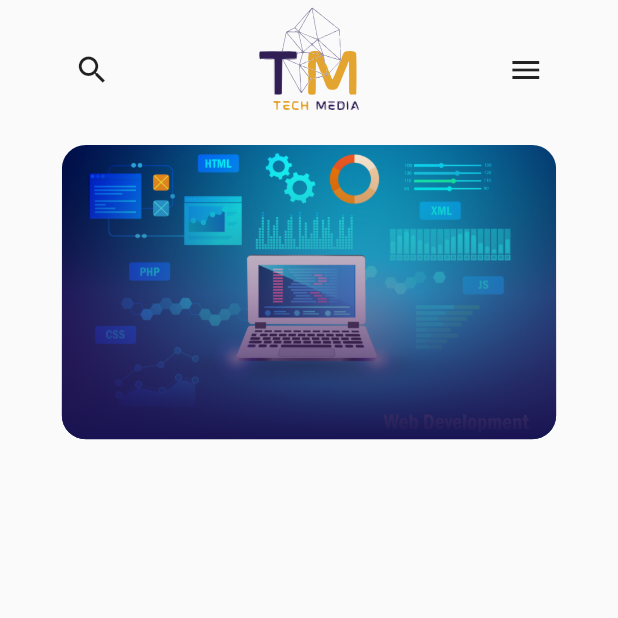
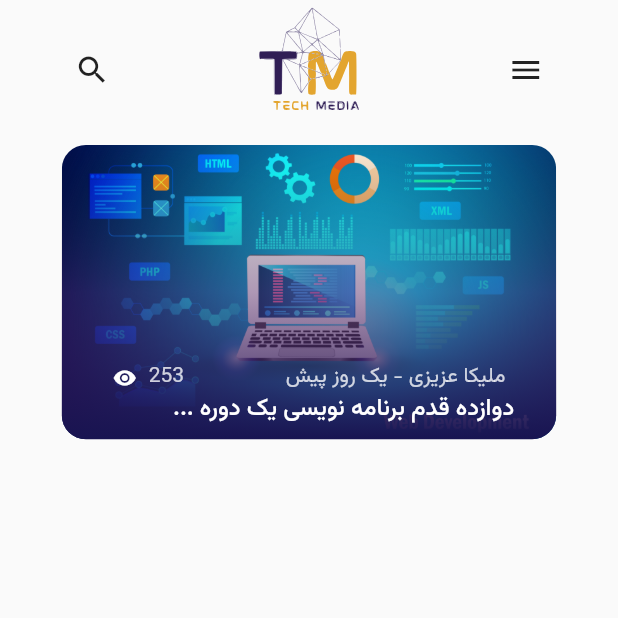
Before and after one commit to mehrdadmoradi001/Tech-Media, a Flutter app: the screen it shows after launch, on a phone screen of 412 x 824 dp, the top half of it. Run offline on Flutter 3.47's test engine with Material 2 defaults, Android fonts, the light colour scheme and no system bars; our stand-ins replace flutter_spinkit, flutter_svg.

Commit message:
1- Created home page poster

```diff
--- a/lib/component/my_strings.dart
+++ b/lib/component/my_strings.dart
@@ -13,6 +13,10 @@ class MyStrings {
   static const String insertYourEmail = "لطفا ایمیلت رو وارد کن";
   static const String activateCode = "کد فعال سازی رو وارد کن ";
   static const String chooseCats = "دسته بندی هایی که دوست داری رو انتخاب کن";
+  static const String posterTitle = 'ملیکا عزیزی';
+  static const String posterTitleSuffix = 'یک روز پیش';
+  static const String posterTitlePrefix = '253';
+  static const String posterSubTitle = 'دوازده قدم برنامه نویسی یک دوره ...';
   static const String welcome = """به تک‌بلاگ خوش اومدی
 
 برای ارسال مطلب و پادکست باید حتما
--- a/lib/main.dart
+++ b/lib/main.dart
@@ -31,6 +31,24 @@ class MyApp extends StatelessWidget {
       supportedLocales: [
         Locale('fa'), // farsi
       ],
+      theme: ThemeData(
+        fontFamily: 'vazir',
+        brightness: Brightness.light,
+        textTheme: TextTheme(
+          labelLarge: TextStyle(
+            fontFamily: 'vazir',
+              fontWeight: FontWeight.w500,
+            fontSize: 16,
+            color: SolidColors.posterTitle
+          ),
+          labelMedium: TextStyle(
+              fontFamily: 'vazir',
+              fontSize: 14,
+              fontWeight: FontWeight.w300,
+              color: SolidColors.posterSubTitle
+          ),
+        ),
+      ),
       home: SplashScreen(),
     );
   }
--- /dev/null
+++ b/lib/models/fake_data.dart
@@ -0,0 +1,10 @@
+import 'package:tech_media/component/my_strings.dart';
+import 'package:tech_media/gen/assets.gen.dart';
+
+Map homePagePosterMap = {
+ 'imageAsset' : Assets.images.posterTeste.path,
+ 'writer' : MyStrings.posterTitle,
+ 'data' : MyStrings.posterTitleSuffix,
+ 'title' : MyStrings.posterSubTitle,
+ 'view' : MyStrings.posterTitlePrefix,
+};
--- a/lib/view/main_screen.dart
+++ b/lib/view/main_screen.dart
@@ -1,6 +1,8 @@
 import 'package:flutter/material.dart';
 import 'package:flutter_svg/flutter_svg.dart';
 import 'package:tech_media/component/my_colors.dart';
+import 'package:tech_media/component/my_strings.dart';
+import 'package:tech_media/models/fake_data.dart';
 import '../gen/assets.gen.dart';
 
 class MainScreen extends StatelessWidget {
@@ -8,6 +10,7 @@ class MainScreen extends StatelessWidget {
 
   @override
   Widget build(BuildContext context) {
+    var textTheme = Theme.of(context).textTheme;
     var size = MediaQuery.of(context).size;
     return Scaffold(
       body: SafeArea(
@@ -40,16 +43,11 @@ class MainScreen extends StatelessWidget {
                         Radius.circular(16),
                       ),
                       image: DecorationImage(
-                          image:
-                              Image(image: Assets.images.posterTeste.provider())
-                                  .image,
+                          image: AssetImage(homePagePosterMap['imageAsset']),
+                          //Image(image: homePagePosterMap['imageAsset'].provider()).image,
                           fit: BoxFit.cover),
                     ),
-                  ),
-                  Container(
-                    width: size.width / 1.25,
-                    height: size.height / 4.2,
-                    decoration: BoxDecoration(
+                    foregroundDecoration: BoxDecoration(
                         borderRadius: BorderRadius.all(
                           Radius.circular(16),
                         ),
@@ -57,7 +55,48 @@ class MainScreen extends StatelessWidget {
                           colors: GradientColors.homePosterCoverGradiant,
                           begin: Alignment.topCenter,
                           end: Alignment.bottomCenter,
-                      )
+                        )),
+                  ),
+                  Positioned(
+                    bottom: 8,
+                    left: 0,
+                    right: 0,
+                    child: Column(
+                      crossAxisAlignment: CrossAxisAlignment.start,
+                      children: [
+                        Row(
+                          mainAxisAlignment: MainAxisAlignment.spaceAround,
+                          children: [
+                            Text(
+                              homePagePosterMap['writer'] +
+                                  ' - ' +
+                                  homePagePosterMap['data'],
+                              style: textTheme.labelMedium,
+                            ),
+                            Row(
+                              children: [
+                                Text(
+                                  homePagePosterMap['view'],
+                                  style: textTheme.labelMedium,
+                                ),
+                                SizedBox(width: 8),
+                                Icon(
+                                  Icons.remove_red_eye_sharp,
+                                  color: Colors.white,
+                                  size: 16.0,
+                                ),
+                              ],
+                            ),
+                          ],
+                        ),
+                        Padding(
+                          padding: const EdgeInsets.fromLTRB(0,0,28,0),
+                          child: Text(
+                            homePagePosterMap['title'],
+                            style: textTheme.labelLarge,
+                          ),
+                        ),
+                      ],
                     ),
                   ),
                 ],
```
Lines whose indentation alone changed are shown as unchanged.
